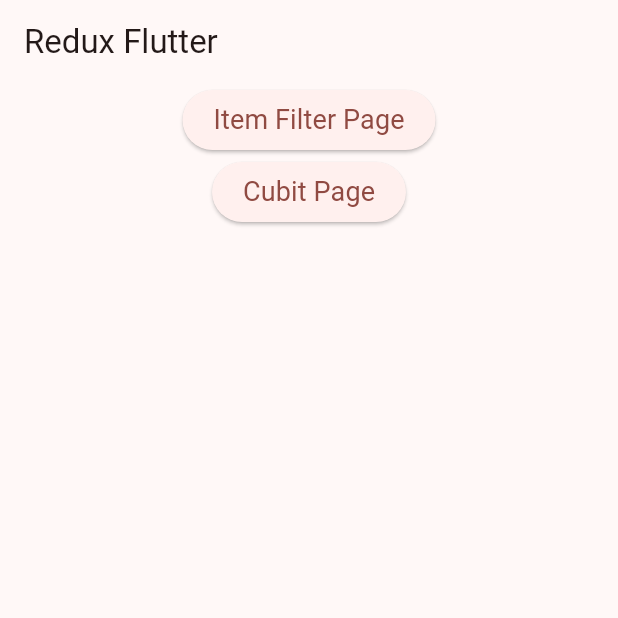
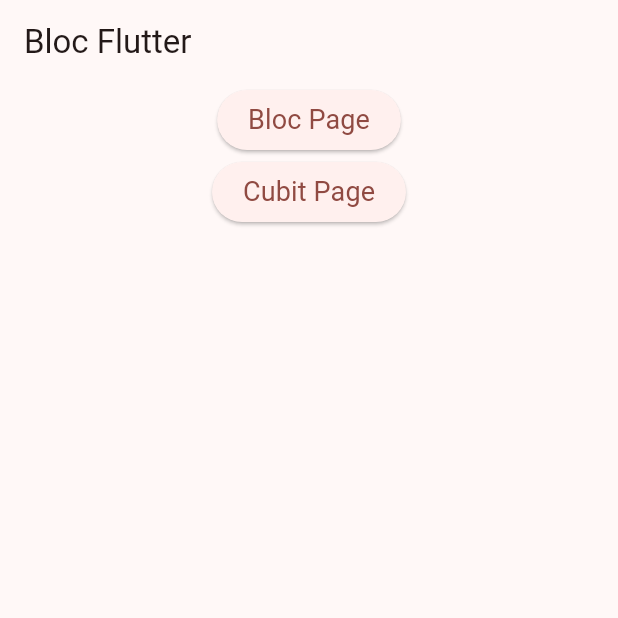
Before and after one commit to wadpas/bloc_flutter_state, a Flutter app: the screen it shows after launch, on a phone screen of 412 x 824 dp, the top half of it. Run offline on Flutter 3.47's test engine with Material 2 defaults, Android fonts, the phone set to English and light mode, and no system bars; our stand-ins replace bloc, google_fonts; Roboto replaces fonts that are missing (Mooli).

Commit message:
added Person class

```diff
--- /dev/null
+++ b/api/persons1.json
@@ -0,0 +1,5 @@
+[
+  { "name": "Foo 1", "age": 20 },
+  { "name": "Bar 1", "age": 25 },
+  { "name": "Baz 1", "age": 30 }
+]
--- /dev/null
+++ b/api/persons2.json
@@ -0,0 +1,5 @@
+[
+  { "name": "Foo 2", "age": 21 },
+  { "name": "Bar 2", "age": 29 },
+  { "name": "Baz 2", "age": 37 }
+]
--- a/lib/main.dart
+++ b/lib/main.dart
@@ -1,3 +1,4 @@
+import 'package:bloc_flutter_state/pages/bloc.dart';
 import 'package:bloc_flutter_state/pages/cubit.dart';
 import 'package:flutter/material.dart';
 import 'package:google_fonts/google_fonts.dart';
@@ -12,7 +13,7 @@ class MyApp extends StatelessWidget {
   @override
   Widget build(BuildContext context) {
     return MaterialApp(
-      title: 'Redux Flutter',
+      title: 'Bloc Flutter',
       theme: ThemeData(
         colorScheme: ColorScheme.fromSeed(
           seedColor: Colors.red,
@@ -32,6 +33,7 @@ class MyApp extends StatelessWidget {
       home: const HomePage(),
       routes: {
         '/cubit-page': (context) => const CubitPage(),
+        '/bloc-page': (context) => const BlocPage(),
       },
     );
   }
@@ -44,7 +46,7 @@ class HomePage extends StatelessWidget {
   Widget build(BuildContext context) {
     return Scaffold(
       appBar: AppBar(
-        title: const Text('Redux Flutter'),
+        title: const Text('Bloc Flutter'),
       ),
       body: SizedBox(
         width: double.infinity,
@@ -52,9 +54,9 @@ class HomePage extends StatelessWidget {
           children: [
             ElevatedButton(
               onPressed: () {
-                Navigator.of(context).pushNamed('/item-filter');
+                Navigator.of(context).pushNamed('/bloc-page');
               },
-              child: const Text('Item Filter Page'),
+              child: const Text('Bloc Page'),
             ),
             ElevatedButton(
               onPressed: () {
```
Also changed, not shown: lib/pages/bloc.dart (added, +57 -0 lines).
